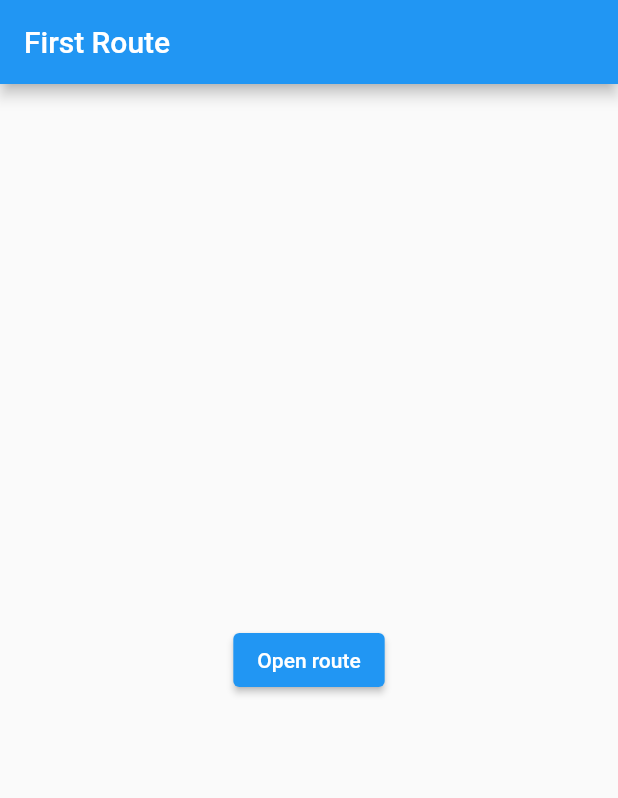
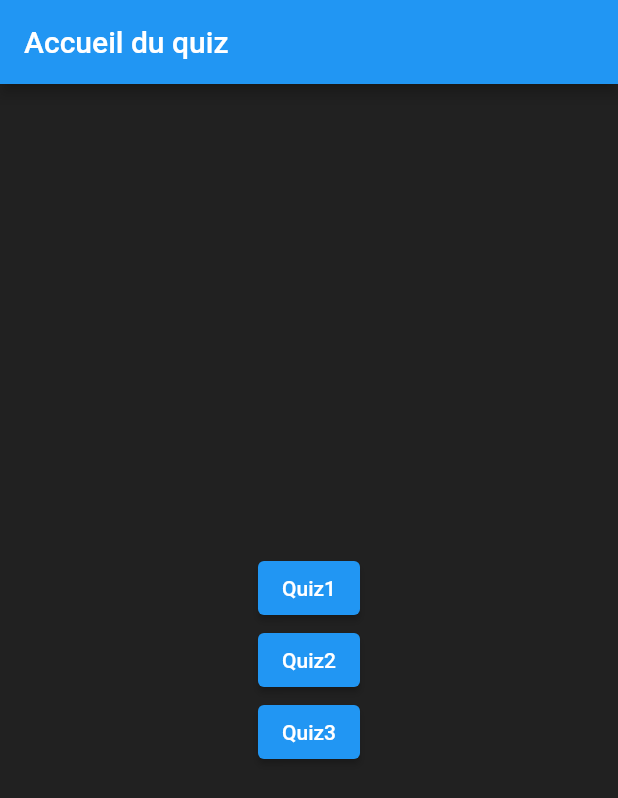
Before and after one commit to imaho-ivou/quiz_defisv2, a Flutter app: the screen it shows after launch, on a phone screen of 412 x 824 dp. Shown: the top 798 px of the screen. Run offline on Flutter 3.47's test engine with Material 2 defaults, Android fonts, the phone set to English and light mode, and no system bars.

Commit message:
debugbanner desactiver/ Bouton pour chaques Quiz avec redirection/Allegement main dart-->separation de chaque vu des differents quiz

```diff
--- a/lib/main.dart
+++ b/lib/main.dart
@@ -1,52 +1,69 @@
 import 'package:flutter/material.dart';
+import 'package:quiz_defis/view/Quiz1/Quiz1.dart';
+import 'package:quiz_defis/view/Quiz2/Quiz2.dart';
+import 'package:quiz_defis/view/Quiz3/Quiz3.dart';
 
 void main() {
   runApp(const MaterialApp(
-    title: 'Navigation Basics',
-    home: FirstRoute(),
+    debugShowCheckedModeBanner: false,
+    title: 'Accueil du quiz',
+    home: MyApp(),
   ));
 }
 
-class FirstRoute extends StatelessWidget {
-  const FirstRoute({Key? key}) : super(key: key);
+class MyApp extends StatelessWidget {
+  const MyApp({Key? key}) : super(key: key);
 
   @override
   Widget build(BuildContext context) {
     return Scaffold(
+      backgroundColor: Colors.grey.shade900,
       appBar: AppBar(
-        title: const Text('First Route'),
+        title: const Text('Accueil du quiz'),
       ),
-      body: Center(
+      body: Column(
+        mainAxisAlignment: MainAxisAlignment.center,
+        children: [
+          Center(
             child: ElevatedButton(
-          child: const Text('Open route'),
+              child: const Text('Quiz1'),
               onPressed: () {
                 Navigator.push(
                   context,
-              MaterialPageRoute(builder: (context) => const SecondRoute()),
+                  MaterialPageRoute(
+                    builder: (context) => const QUiz1(),
+                  ),
                 );
               },
             ),
           ),
+          Center(
+            child: ElevatedButton(
+              child: const Text('Quiz2'),
+              onPressed: () {
+                Navigator.push(
+                  context,
+                  MaterialPageRoute(
+                    builder: (context) => const QUiz2(),
+                  ),
                 );
-  }
-}
-
-class SecondRoute extends StatelessWidget {
-  const SecondRoute({Key? key}) : super(key: key);
-
-  @override
-  Widget build(BuildContext context) {
-    return Scaffold(
-      appBar: AppBar(
-        title: const Text('Second Route'),
+              },
             ),
-      body: Center(
+          ),
+          Center(
             child: ElevatedButton(
+              child: const Text('Quiz3'),
               onPressed: () {
-            Navigator.pop(context);
+                Navigator.push(
+                  context,
+                  MaterialPageRoute(
+                    builder: (context) => const QUiz3(),
+                  ),
+                );
               },
-          child: const Text('Go back!'),
             ),
+          ),
+        ],
       ),
     );
   }
--- /dev/null
+++ b/lib/view/Quiz1/Quiz1.dart
@@ -0,0 +1,17 @@
+import 'package:flutter/material.dart';
+
+class QUiz1 extends StatelessWidget {
+  const QUiz1({Key? key}) : super(key: key);
+
+  @override
+  Widget build(BuildContext context) {
+    return Scaffold(
+      appBar: AppBar(
+        title: const Text('Quiz1'),
+      ),
+      body: Center(
+        child: Container(),
+      ),
+    );
+  }
+}
--- /dev/null
+++ b/lib/view/Quiz2/Quiz2.dart
@@ -0,0 +1,17 @@
+import 'package:flutter/material.dart';
+
+class QUiz2 extends StatelessWidget {
+  const QUiz2({Key? key}) : super(key: key);
+
+  @override
+  Widget build(BuildContext context) {
+    return Scaffold(
+      appBar: AppBar(
+        title: const Text('Quiz2'),
+      ),
+      body: Center(
+        child: Container(),
+      ),
+    );
+  }
+}
--- /dev/null
+++ b/lib/view/Quiz3/Quiz3.dart
@@ -0,0 +1,17 @@
+import 'package:flutter/material.dart';
+
+class QUiz3 extends StatelessWidget {
+  const QUiz3({Key? key}) : super(key: key);
+
+  @override
+  Widget build(BuildContext context) {
+    return Scaffold(
+      appBar: AppBar(
+        title: const Text('Quiz3'),
+      ),
+      body: Center(
+        child: Container(),
+      ),
+    );
+  }
+}
```
Lines whose indentation alone changed are shown as unchanged.
